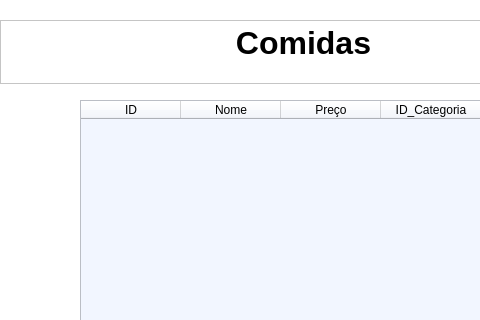
Old version of the form sistema/Controle_Gerenciamento/telaComidas.ui in the repository meninamaria/Sistema-Lanchonete; both pictures show x 0 to 480 and y 0 to 320 of the 618 by 501 pixel window.
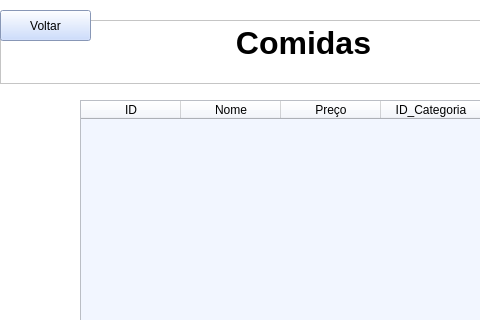
New version of the form.

Commit message: tela Funcionário funcionando legal

What changed in the file:
```diff
--- a/sistema/Controle_Gerenciamento/telaComidas.ui
+++ b/sistema/Controle_Gerenciamento/telaComidas.ui
@@ -119,6 +119,22 @@
      <string>Remover</string>
     </property>
    </widget>
+   <widget class="QPushButton" name="bt_voltar">
+    <property name="geometry">
+     <rect>
+      <x>0</x>
+      <y>10</y>
+      <width>91</width>
+      <height>31</height>
+     </rect>
+    </property>
+    <property name="styleSheet">
+     <string notr="true">background-color: rgb(190, 211, 255);</string>
+    </property>
+    <property name="text">
+     <string>Voltar</string>
+    </property>
+   </widget>
   </widget>
   <widget class="QStatusBar" name="statusbar"/>
  </widget>
```
The commit also changes 9 other files.
